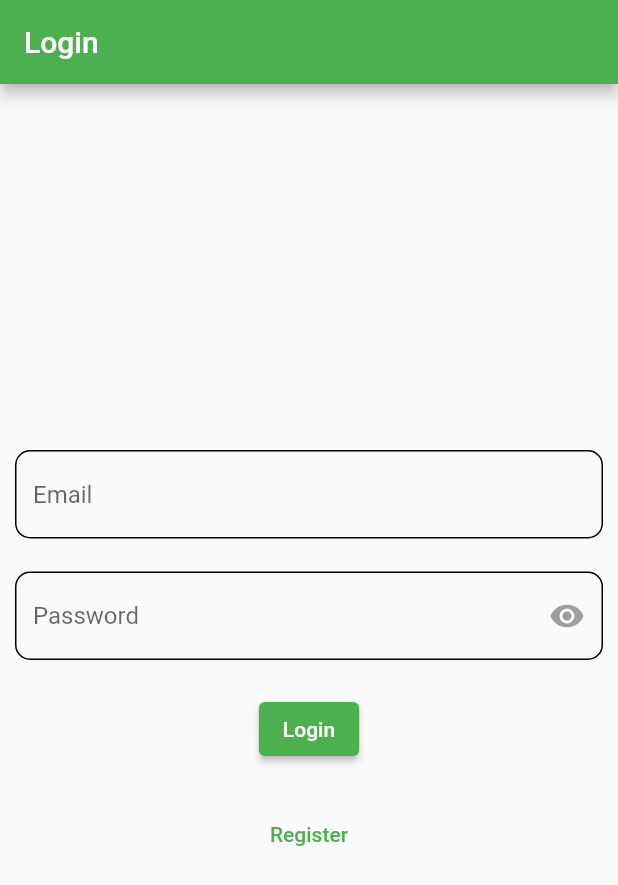
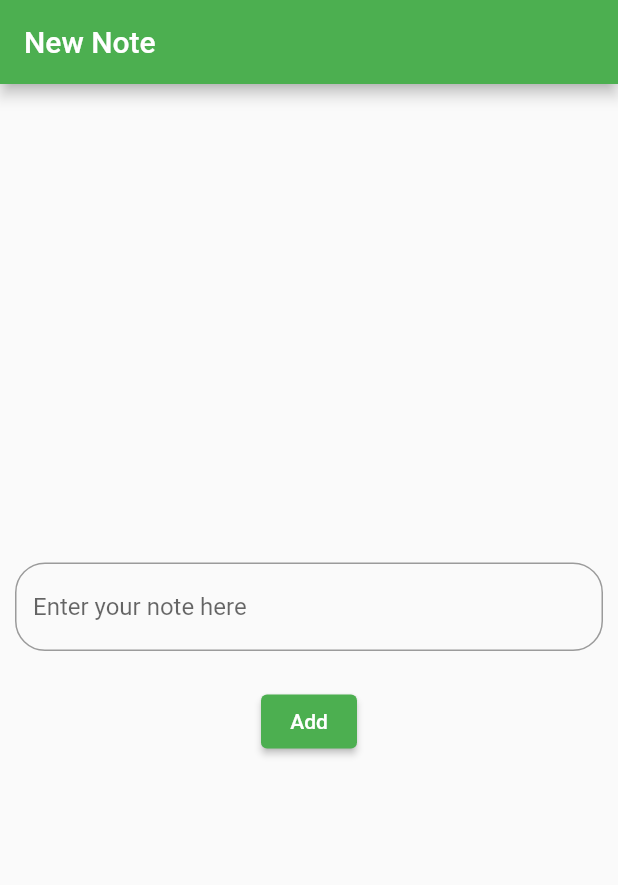
Before and after one commit to Rohit-rew/flutterNotesApp, a Flutter app: the screen it shows after launch, on a phone screen of 412 x 824 dp. Shown: the top 885 px of the screen. Run offline on Flutter 3.47's test engine with Material 2 defaults, Android fonts, the phone set to English and light mode, and no system bars; our stand-ins replace firebase_auth, firebase_core, sqflite; accounts and stored records are empty.

Commit message:
add note view added

```diff
--- a/lib/main.dart
+++ b/lib/main.dart
@@ -14,7 +14,7 @@ void main() async {
       theme: ThemeData(
         primarySwatch: Colors.green,
       ),
-      home: const HomeView(),
+      home: const AddNoteView(),
       routes: {
         "/login/": (context) => const LoginView(),
         "/register/": (context) => Register_View(),
@@ -52,3 +52,64 @@ class _HomeViewState extends State<HomeView> {
     );
   }
 }
+
+class AddNoteView extends StatefulWidget {
+  const AddNoteView({super.key});
+
+  @override
+  State<AddNoteView> createState() => _AddNoteView();
+}
+
+class _AddNoteView extends State<AddNoteView> {
+  late TextEditingController noteText;
+
+  @override
+  void initState() {
+    noteText = TextEditingController();
+    super.initState();
+  }
+
+  @override
+  void dispose() {
+    noteText.dispose();
+    super.dispose();
+  }
+
+  @override
+  Widget build(BuildContext context) {
+    return Scaffold(
+      appBar: AppBar(
+        title: Text("New Note"),
+      ),
+      body: Center(
+        child: Container(
+          height: 150,
+          child: Padding(
+            padding: const EdgeInsets.all(10),
+            child: Column(
+              mainAxisAlignment: MainAxisAlignment.spaceBetween,
+              children: [
+                TextField(
+                  controller: noteText,
+                  decoration: const InputDecoration(
+                      hintText: "Enter your note here",
+                      border: OutlineInputBorder(
+                        borderSide: BorderSide(width: 2, color: Colors.black),
+                        borderRadius: BorderRadius.all(
+                          Radius.circular(20),
+                        ),
+                      )),
+                ),
+                ElevatedButton(
+                    onPressed: () {
+                      print(noteText.text);
+                    },
+                    child: const Text("Add"))
+              ],
+            ),
+          ),
+        ),
+      ),
+    );
+  }
+}
```
Also changed, not shown: lib/views/notes_view.dart (+10 -5 lines).
